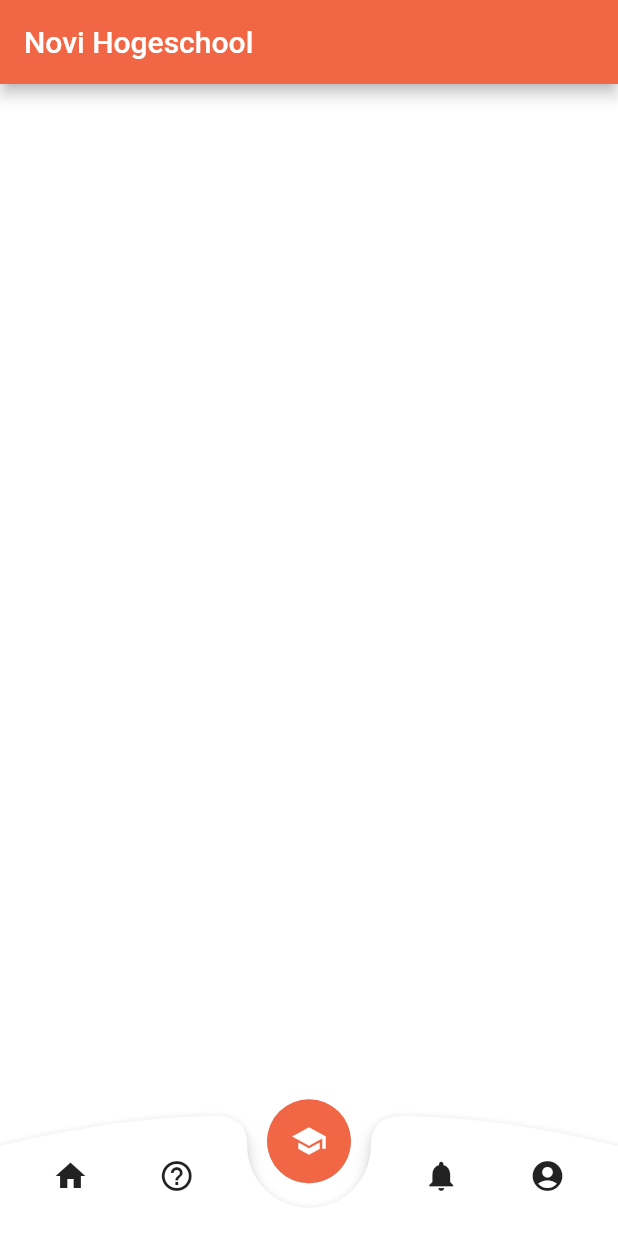
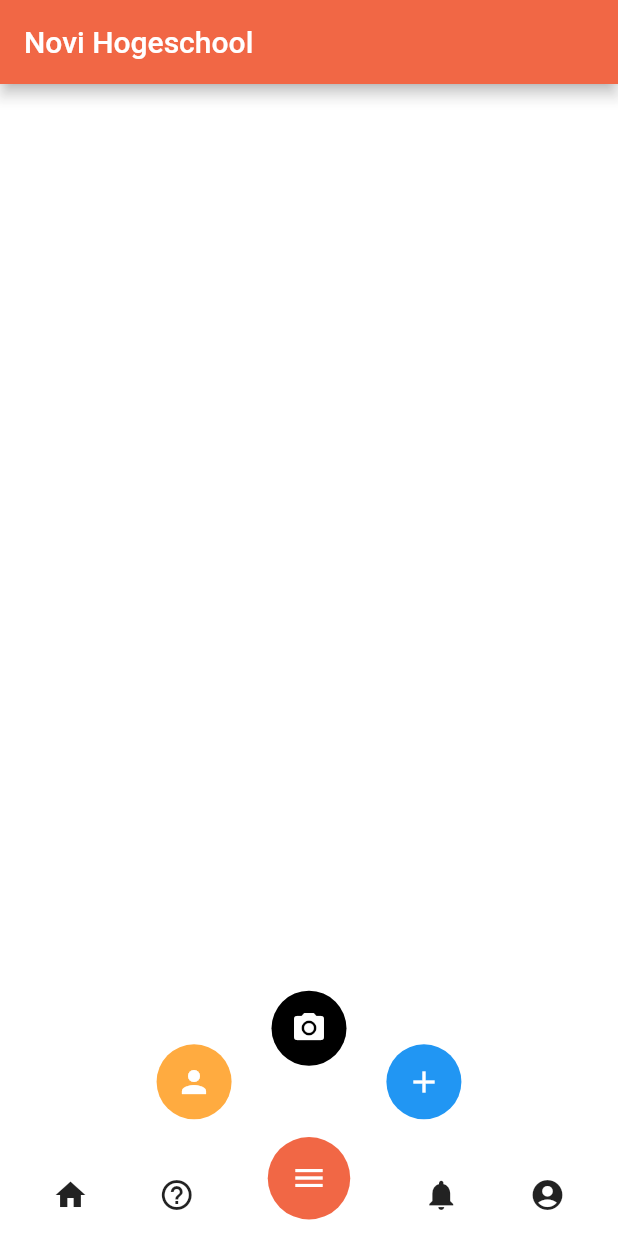
Before and after one commit to agoodstart/edu_app, a Flutter app: the screen it shows after launch, on a phone screen of 412 x 824 dp. Run offline on Flutter 3.47's test engine with Material 2 defaults, Android fonts, the phone set to English and light mode, and no system bars.

Commit message:
Adding multifab menu

```diff
--- a/lib/components/navbar.dart
+++ b/lib/components/navbar.dart
@@ -1,28 +1,84 @@
 import 'package:flutter/material.dart';
 import 'package:novi_app/colors.dart';
+// import 'package:novi_app/components/fab_menu.dart';
 
 class CustomNavBar {
   final Size size;
 
   CustomNavBar({this.size});
 
+  double getRadiansFromDegree(double degree) {
+    double unitRadian = 57.295779513;
+    return degree / unitRadian;
+  }
+
   Widget navBar() {
     return Container(
         width: this.size.width,
-        height: 80,
+        height: 55,
         // color: Colors.white,
         child: Stack(children: [
           CustomPaint(
             size: Size(this.size.width, 80),
-            painter: BNBCustomPainter(size: this.size),
+            painter: RPSCustomPainter(),
           ),
           Center(
-              heightFactor: 0.6,
-              child: FloatingActionButton(
-                onPressed: () {},
-                backgroundColor: CustomColors.noviRedDark,
-                child: Icon(Icons.school),
-                elevation: 0.1,
+              heightFactor: .6,
+              child: Stack(
+                children: <Widget>[
+                  Transform.translate(
+                    offset:
+                        Offset.fromDirection(getRadiansFromDegree(320), 100),
+                    child: CircularButton(
+                      color: Colors.blue,
+                      width: 50,
+                      height: 50,
+                      icon: Icon(
+                        Icons.add,
+                        color: Colors.white,
+                      ),
+                      onClick: () {},
+                    ),
+                  ),
+                  Transform.translate(
+                    offset:
+                        Offset.fromDirection(getRadiansFromDegree(270), 100),
+                    child: CircularButton(
+                      color: Colors.black,
+                      width: 50,
+                      height: 50,
+                      icon: Icon(
+                        Icons.camera_alt,
+                        color: Colors.white,
+                      ),
+                      onClick: () {},
+                    ),
+                  ),
+                  Transform.translate(
+                    offset:
+                        Offset.fromDirection(getRadiansFromDegree(220), 100),
+                    child: CircularButton(
+                      color: Colors.orangeAccent,
+                      width: 50,
+                      height: 50,
+                      icon: Icon(
+                        Icons.person,
+                        color: Colors.white,
+                      ),
+                      onClick: () {},
+                    ),
+                  ),
+                  CircularButton(
+                    color: CustomColors.noviRedDark,
+                    width: 60,
+                    height: 60,
+                    icon: Icon(
+                      Icons.menu,
+                      color: Colors.white,
+                    ),
+                    onClick: () {},
+                  ),
+                ],
               )),
           Container(
               width: this.size.width,
@@ -53,32 +109,57 @@ class CustomNavBar {
   }
 }
 
-class BNBCustomPainter extends CustomPainter {
-  final Size size;
-
-  BNBCustomPainter({this.size});
-
+class RPSCustomPainter extends CustomPainter {
   @override
   void paint(Canvas canvas, Size size) {
-    Paint paint = Paint()
+    Paint paint = new Paint()
       ..color = Colors.white
-      ..style = PaintingStyle.fill;
-    Path path = Path()..moveTo(0, 20);
-    path.quadraticBezierTo(this.size.width * .20, 0, this.size.width * .35, 0);
-    path.quadraticBezierTo(this.size.width * .40, 0, this.size.width * .40, 20);
-    path.arcToPoint(Offset(this.size.width * .60, 20),
-        radius: Radius.circular(10.0), clockwise: false);
-    path.quadraticBezierTo(this.size.width * .60, 0, this.size.width * .65, 0);
-    path.quadraticBezierTo(this.size.width * .80, 0, this.size.width, 20);
-    path.lineTo(this.size.width, this.size.height);
-    path.lineTo(0, this.size.height);
+      ..style = PaintingStyle.fill
+      ..strokeWidth = 1;
+
+    Path path = Path();
+    path.moveTo(0, size.height);
+    path.lineTo(0, size.height * 0.25);
+    path.quadraticBezierTo(size.width * 0.00, size.height * 0.05,
+        size.width * 0.06, size.height * 0.05);
+    path.cubicTo(size.width * 0.28, size.height * 0.05, size.width * 0.72,
+        size.height * 0.05, size.width * 0.94, size.height * 0.05);
+    path.quadraticBezierTo(
+        size.width * 1.00, size.height * 0.05, size.width, size.height * 0.25);
+    path.lineTo(size.width, size.height);
+    path.lineTo(0, size.height);
     path.close();
-    canvas.drawShadow(path, Colors.black, 5, true);
+
     canvas.drawPath(path, paint);
   }
 
   @override
   bool shouldRepaint(covariant CustomPainter oldDelegate) {
-    return false;
+    return true;
   }
 }
+
+class CircularButton extends StatelessWidget {
+  final double width;
+  final double height;
+  final Color color;
+  final Icon icon;
+  final Function onClick;
+
+  CircularButton(
+      {this.color, this.width, this.height, this.icon, this.onClick});
+
+  @override
+  Widget build(BuildContext context) {
+    return Center(
+        child: Container(
+            decoration: BoxDecoration(color: color, shape: BoxShape.circle),
+            width: width,
+            height: height,
+            child: IconButton(
+              icon: icon,
+              enableFeedback: true,
+              onPressed: onClick,
+            )));
+  }
+}
```
Also changed, not shown: lib/components/fab_menu.dart (added), 1 other file.
